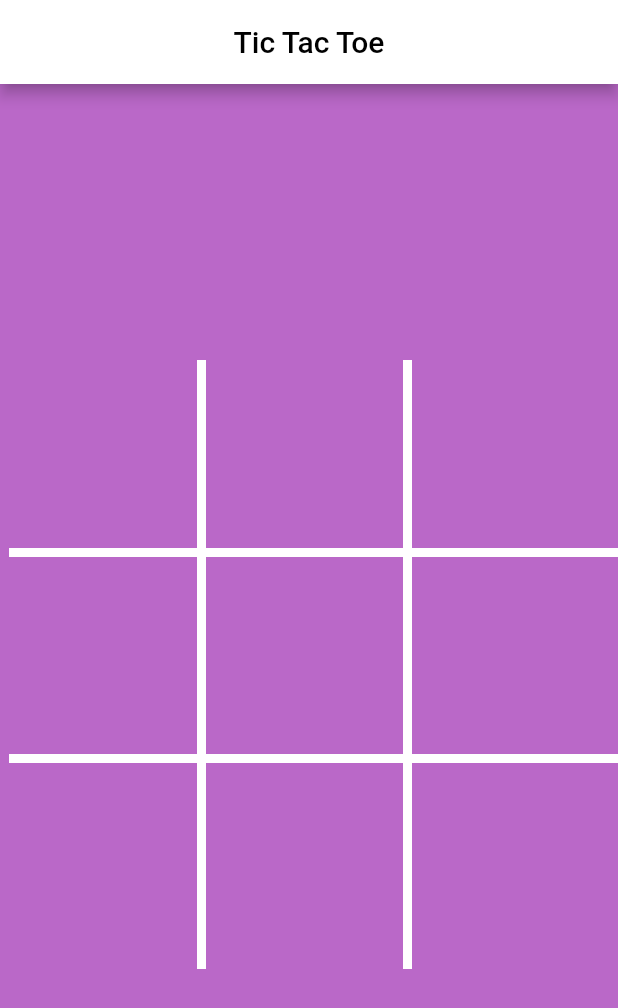
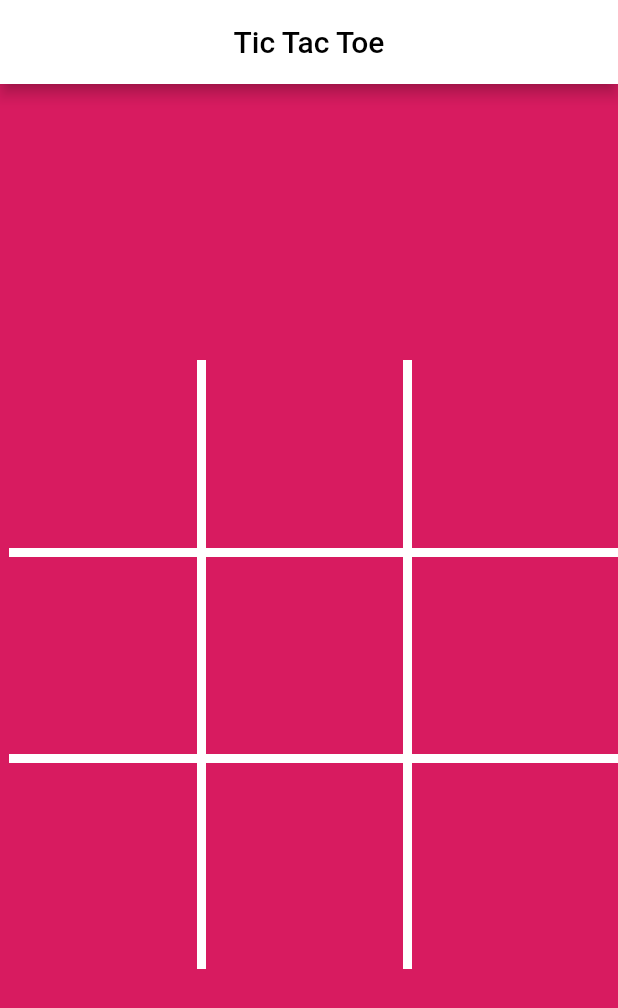
Before and after one commit to 3li-3bdullah/tic-tac-toe, a Flutter app: the screen it shows after launch, on a phone screen of 412 x 824 dp. Shown: the top 1008 px of the screen. Run offline on Flutter 3.47's test engine with Material 2 defaults, Android fonts, the phone set to English and light mode, and no system bars; our stand-ins replace get.

Commit message:
I've added the debugshowcheckedmodebanner and reset the color to pink

```diff
--- a/tic_tac_toe/lib/main.dart
+++ b/tic_tac_toe/lib/main.dart
@@ -1,4 +1,5 @@
 import 'package:flutter/material.dart';
+import 'package:get/get.dart';
 import 'package:tic_tac_toe/view/tic_tac_toe.dart';
 
 void main() {
@@ -11,12 +12,13 @@ class MyApp extends StatelessWidget {
   // This widget is the root of your application.
   @override
   Widget build(BuildContext context) {
-    return MaterialApp(
+    return GetMaterialApp(
       title: 'Tic Tac Toe',
+      debugShowCheckedModeBanner: false,
       theme: ThemeData(
-        scaffoldBackgroundColor: Colors.purple[300],
+        scaffoldBackgroundColor: Colors.pink[600],
       ),
-      home: const TicTacToe()
+      home:  const TicTacToe()
     );
   }
 }
```
